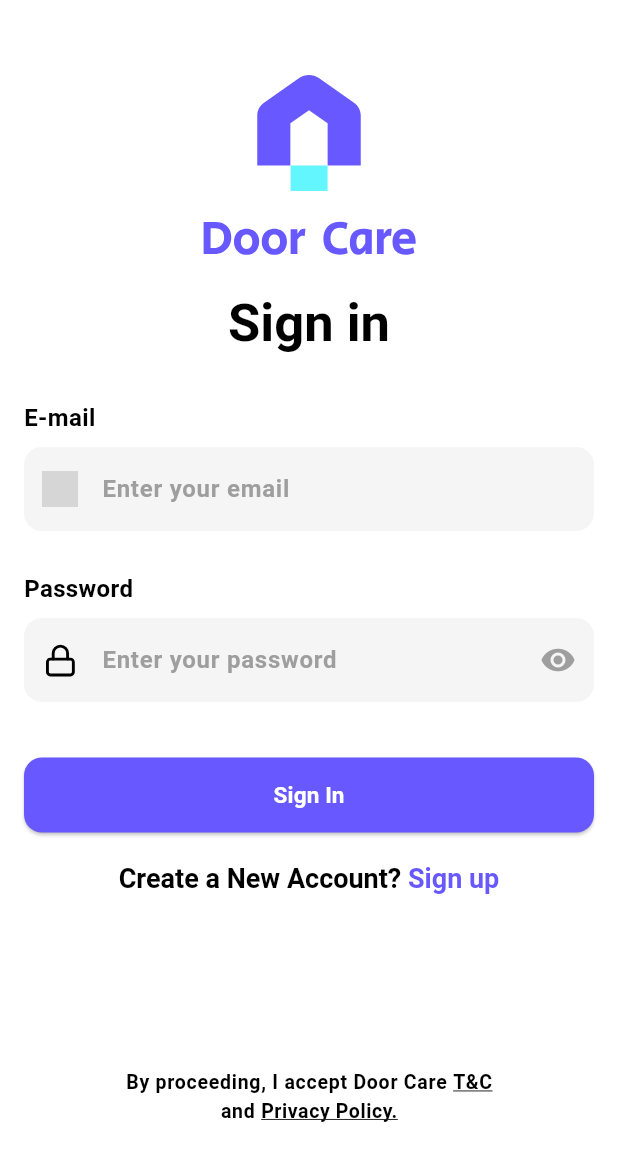
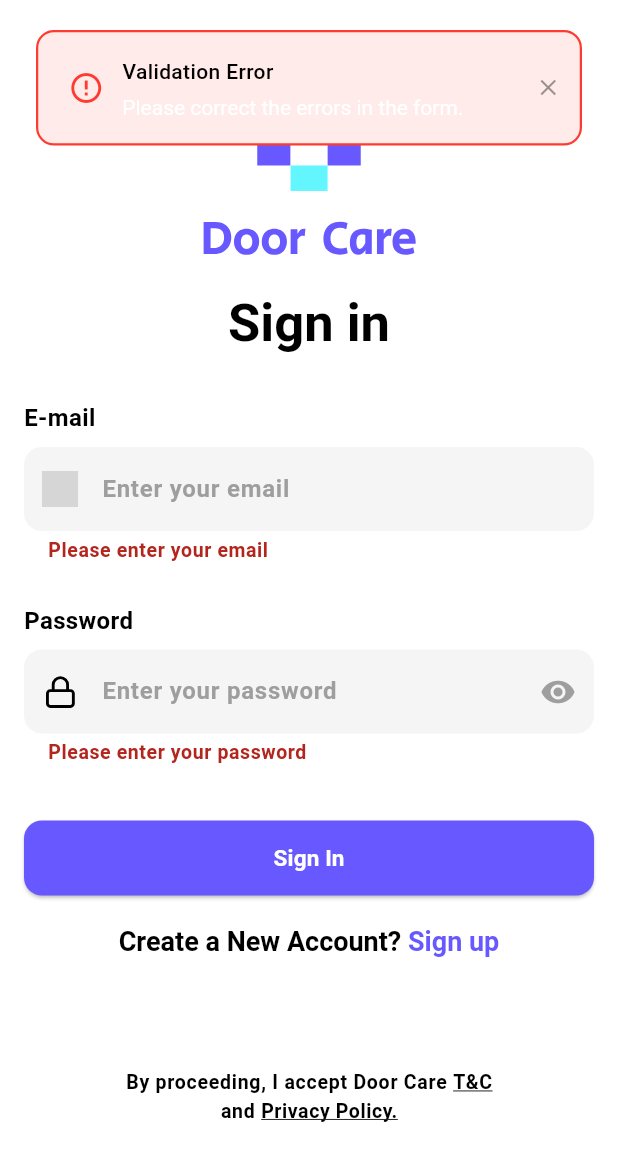
Before and after one commit to safwanpulisseri/door-care-user, a Flutter app: the SignInPage screen opened directly, after a tap on "Sign In", on a phone screen of 412 x 824 dp. Shown: the top 1161 px of the screen. Run offline on Flutter 3.47's test engine with Material 3 defaults, Android fonts, the phone set to English and light mode, and no system bars; drawn by our look-alikes of toastification; our stand-ins replace dio, equatable, flutter_bloc, flutter_svg, font_awesome_flutter, pinput and 1 more; missing offline and left inert: onboarding; accounts and stored records are empty; grey boxes are pictures that could not be loaded.

Commit message:
feat(notification): add ToastificationWidget for sign-in/sign-up and app notifications
- Integrated ToastificationWidget for handling notifications during sign-in and sign-up processes.
- Added the widget for general notifications throughout the application.

```diff
--- a/lib/core/theme/app_theme.dart
+++ b/lib/core/theme/app_theme.dart
@@ -97,5 +97,6 @@ class AppTheme {
           borderRadius: BorderRadius.circular(12),
         ),
       ),
-      ));
+    ),
+  );
 }
--- /dev/null
+++ b/lib/core/widget/toastifiaction_widget.dart
@@ -0,0 +1,35 @@
+import 'package:flutter/material.dart';
+import 'package:toastification/toastification.dart';
+
+class ToastificationWidget {
+  static void show({
+    required BuildContext context,
+    required ToastificationType type,
+    required String title,
+    required String description,
+    ToastificationStyle style = ToastificationStyle.flatColored,
+    Duration autoCloseDuration = const Duration(seconds: 5),
+    Alignment alignment = Alignment.topRight,
+    Color? backgroundColor,
+    Color? textColor,
+  }) {
+    toastification.show(
+      context: context,
+      type: type,
+      style: style,
+      autoCloseDuration: autoCloseDuration,
+      title: Text(
+        title,
+        style: TextStyle(color: textColor),
+      ),
+      description: RichText(
+        text: TextSpan(
+          text: description,
+          style: TextStyle(color: textColor),
+        ),
+      ),
+      alignment: alignment,
+      backgroundColor: backgroundColor,
+    );
+  }
+}
--- a/lib/feature/auth/bloc/auth_bloc/auth_bloc.dart
+++ b/lib/feature/auth/bloc/auth_bloc/auth_bloc.dart
@@ -1,5 +1,4 @@
 import 'dart:developer';
-
 import 'package:door_care/feature/auth/data/model/user_model.dart';
 import 'package:door_care/feature/auth/data/repository/auth_repo.dart';
 import 'package:equatable/equatable.dart';
--- a/lib/feature/auth/data/repository/auth_repo.dart
+++ b/lib/feature/auth/data/repository/auth_repo.dart
@@ -1,7 +1,5 @@
 import 'dart:developer';
-
 import 'package:door_care/feature/auth/data/service/local/auth_local_service.dart';
-
 import '../service/remote/auth_remote_service.dart';
 import '../model/user_model.dart';
 
--- a/lib/feature/auth/data/service/local/auth_local_service.dart
+++ b/lib/feature/auth/data/service/local/auth_local_service.dart
@@ -1,7 +1,5 @@
 import 'dart:developer';
-
 import 'package:shared_preferences/shared_preferences.dart';
-
 import '../../model/user_model.dart';
 
 final class AuthLocalService {
--- a/lib/feature/auth/data/service/remote/auth_remote_service.dart
+++ b/lib/feature/auth/data/service/remote/auth_remote_service.dart
@@ -3,7 +3,8 @@ import 'package:dio/dio.dart';
 
 class AuthRemoteService {
   final String _link = "http://10.0.2.2:3000/api/user/"; // For android
-  //final String _link = "http://127.0.0.1:3000/api/user/login"; // For iOS simulator
+  //final String _link = "http://127.0.0.1:3000/api/user/"; // For iOS simulator
+  //final String _link = "http://127.0.0.1:3000/api/user/"; // Adjusted for web
   final dio = Dio();
 
   //User sign in
--- a/lib/feature/auth/view/page/sign_in_page.dart
+++ b/lib/feature/auth/view/page/sign_in_page.dart
@@ -1,8 +1,10 @@
+import 'package:door_care/core/theme/color/app_color.dart';
 import 'package:door_care/feature/auth/view/page/sign_up_page.dart';
 import 'package:door_care/feature/auth/view/util/auth_util.dart';
 import 'package:flutter/material.dart';
 import 'package:flutter_bloc/flutter_bloc.dart';
-
+import 'package:toastification/toastification.dart';
+import '../../../../core/widget/toastifiaction_widget.dart';
 import '../../bloc/auth_bloc/auth_bloc.dart';
 import '../../../../core/util/svg_asset.dart';
 import '../../../../core/widget/app_logo_widget.dart';
@@ -29,7 +31,6 @@ class _SignInPageState extends State<SignInPage> {
   void dispose() {
     _emailController.dispose();
     _passwordController.dispose();
-
     super.dispose();
   }
 
@@ -40,16 +41,30 @@ class _SignInPageState extends State<SignInPage> {
       listener: (context, state) {
         if (state is AuthLoadingState) {
           LoadingDialog.show(context);
-        }
-        if (state is AuthSuccessState) {
+        } else if (state is AuthSuccessState) {
           Navigator.pushAndRemoveUntil(
             context,
             MaterialPageRoute(builder: (_) => const HomeNavigationMenu()),
             (route) => false,
           );
-        }
-        if (state is AuthFailState) {
+          ToastificationWidget.show(
+            context: context,
+            type: ToastificationType.success,
+            title: 'Success',
+            description: 'Successfully signed in!',
+            // backgroundColor: AppColor.toneEight,
+            // textColor: AppColor.background,
+          );
+        } else if (state is AuthFailState) {
           Navigator.pop(context);
+          ToastificationWidget.show(
+            context: context,
+            type: ToastificationType.error,
+            title: 'Error',
+            description: 'Failed to sign in. Please try again.',
+            // backgroundColor: AppColor.toneSeven,
+            // textColor: AppColor.background,
+          );
         }
       },
       child: Scaffold(
@@ -76,6 +91,7 @@ class _SignInPageState extends State<SignInPage> {
                       const SizedBox(height: 30),
                       AuthTextFormField(
                         controller: _emailController,
+                        textInputType: TextInputType.emailAddress,
                         labelText: 'E-mail',
                         hintText: 'Enter your email',
                         validator: AuthUtil.validateEmail,
@@ -84,6 +100,7 @@ class _SignInPageState extends State<SignInPage> {
                       const SizedBox(height: 20),
                       AuthTextFormField(
                         controller: _passwordController,
+                        textInputType: TextInputType.visiblePassword,
                         labelText: 'Password',
                         hintText: 'Enter your password',
                         obscureText: true,
@@ -97,6 +114,7 @@ class _SignInPageState extends State<SignInPage> {
                         navigationTitle: 'Create a New Account? ',
                         navigationSubtitle: 'Sign up',
                         buttonCallback: () {
+                          if (_formKey.currentState?.validate() ?? false) {
                             FocusManager.instance.primaryFocus?.unfocus();
                             context.read<AuthBloc>().add(
                                   EmailSignInAuthEvent(
@@ -104,6 +122,17 @@ class _SignInPageState extends State<SignInPage> {
                                     password: _passwordController.text,
                                   ),
                                 );
+                          } else {
+                            ToastificationWidget.show(
+                              context: context,
+                              type: ToastificationType.error,
+                              title: 'Validation Error',
+                              description:
+                                  'Please correct the errors in the form.',
+                              // backgroundColor: AppColor.toneSeven,
+                              // textColor: AppColor.background,
+                            );
+                          }
                         },
                         textCallback: () {
                           Navigator.push(
--- a/lib/feature/auth/view/const/onboarding_model_list.dart
+++ b/lib/feature/onboarding/view/const/onboarding_model_list.dart
@@ -1,5 +1,5 @@
 import 'package:door_care/core/util/png_asset.dart';
-import 'package:door_care/feature/auth/view/model/onboarding_model.dart';
+import 'package:door_care/feature/onboarding/view/model/onboarding_model.dart';
 
 final class OnboardingModelList {
   OnboardingModelList._();
--- a/lib/feature/onboarding/view/page/onboarding_home.dart
+++ b/lib/feature/onboarding/view/page/onboarding_home.dart
@@ -1,8 +1,8 @@
 import 'package:door_care/core/theme/color/app_color.dart';
 import 'package:flutter/material.dart';
 import 'package:onboarding/onboarding.dart';
-import '../../../auth/view/const/onboarding_model_list.dart';
-import 'package:door_care/feature/auth/view/model/onboarding_model.dart';
+import '../const/onboarding_model_list.dart';
+import 'package:door_care/feature/onboarding/view/model/onboarding_model.dart';
 
 import '../../../auth/view/page/sign_in_page.dart';
 
--- a/pubspec.yaml
+++ b/pubspec.yaml
@@ -22,6 +22,7 @@ dependencies:
   dio: ^5.4.3+1
   onboarding: ^4.0.2
   shared_preferences: ^2.2.3
+  toastification: ^2.0.0
 
 dev_dependencies:
   flutter_test:
```
Also changed, not shown: lib/app_view.dart (+7 -4 lines), lib/feature/auth/view/page/sign_up_page.dart (+13 -10 lines), lib/feature/onboarding/view/model/onboarding_model.dart (renamed from lib/feature/auth/view/model/onboarding_model.dart), pubspec.lock, 9 other files. Lines whose indentation alone changed are shown as unchanged.
